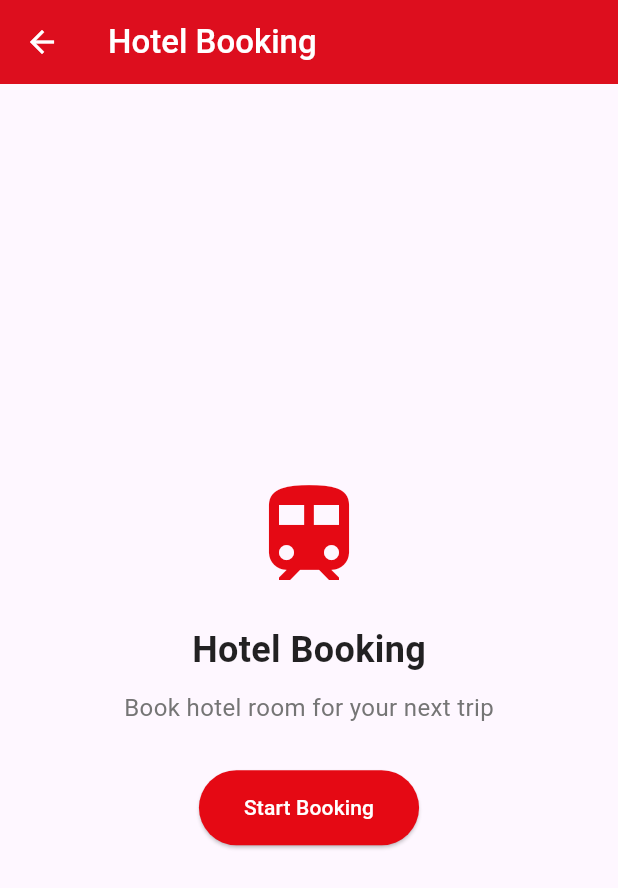
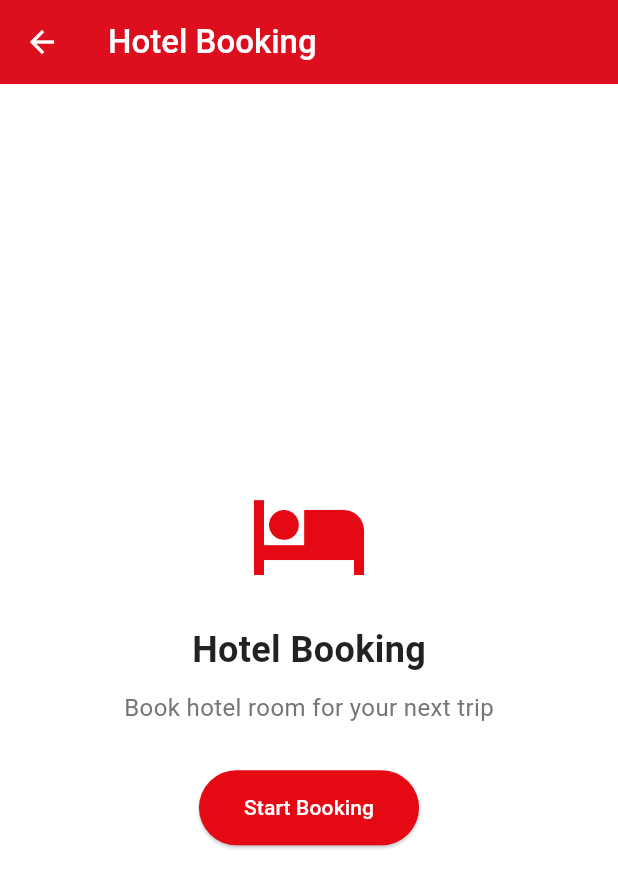
Before and after one commit to PulgaLuca/StartHack_Virgin_25, a Flutter app: the TrainBookingPage screen opened directly, on a phone screen of 412 x 824 dp. Shown: the top 888 px of the screen. Run offline on Flutter 3.47's test engine with Material 3 defaults, Android fonts, the phone set to English and light mode, and no system bars; missing offline and left inert: mobile_scanner.

Commit message:
color changes

```diff
--- a/virgin_app/lib/activity_page.dart
+++ b/virgin_app/lib/activity_page.dart
@@ -9,6 +9,7 @@ class TrainBookingPage extends StatelessWidget {
   @override
   Widget build(BuildContext context) {
     return Scaffold(
+      backgroundColor: Colors.white,
       appBar: AppBar(
         title: Text(
           'Hotel Booking',
@@ -28,7 +29,7 @@ class TrainBookingPage extends StatelessWidget {
         child: Column(
           mainAxisAlignment: MainAxisAlignment.center,
           children: [
-            Icon(Icons.train, size: 80, color: virginRed),
+            Icon(Icons.hotel, size: 80, color: virginRed),
             SizedBox(height: 20),
             Text(
               'Hotel Booking',
--- a/virgin_app/lib/airplane_booking_page.dart
+++ b/virgin_app/lib/airplane_booking_page.dart
@@ -150,6 +150,7 @@ class _AirplaneBookingPageState extends State<AirplaneBookingPage> {
   @override
   Widget build(BuildContext context) {
     return Scaffold(
+      backgroundColor: Colors.white,
       appBar: AppBar(
         title: Text(
           'Flight Booking',
--- a/virgin_app/lib/badges_page.dart
+++ b/virgin_app/lib/badges_page.dart
@@ -20,6 +20,7 @@ class _BadgesPageState extends State<BadgesPage> {
   @override
   Widget build(BuildContext context) {
     return Scaffold(
+      backgroundColor: Colors.white,
       appBar: AppBar(
         title: Text(
           'Badges',
--- a/virgin_app/lib/community_page.dart
+++ b/virgin_app/lib/community_page.dart
@@ -40,7 +40,7 @@ class _CommunityPageState extends State<CommunityPage> {
   @override
   Widget build(BuildContext context) {
     return Scaffold(
-      backgroundColor: Colors.grey[50], // Light grey background
+      backgroundColor: Colors.white,
       appBar: AppBar(
         title: Text(
           'Community',
--- a/virgin_app/lib/home_page.dart
+++ b/virgin_app/lib/home_page.dart
@@ -75,6 +75,7 @@ class _HomePageState extends State<HomePage> {
   @override
   Widget build(BuildContext context) {
     return Scaffold(
+      backgroundColor: Colors.white,
       body: _pages[_selectedIndex],
       bottomNavigationBar: BottomAppBar(
         shape: CircularNotchedRectangle(),
@@ -362,7 +363,6 @@ class HomeContent extends StatelessWidget {
                             },
                             child: Text('View Ticket'),
                             style: ElevatedButton.styleFrom(
-                              foregroundColor: Colors.white,
                               backgroundColor: virginRed,
                               shape: RoundedRectangleBorder(
                                 borderRadius: BorderRadius.circular(10),
--- a/virgin_app/lib/login_page.dart
+++ b/virgin_app/lib/login_page.dart
@@ -16,6 +16,7 @@ class _LoginPageState extends State<LoginPage> {
   Widget build(BuildContext context) {
     return Scaffold(
       // Removed AppBar to make this the initial page
+      backgroundColor: Colors.white,
       body: SafeArea(
         child: SingleChildScrollView(
           child: Padding(
```
